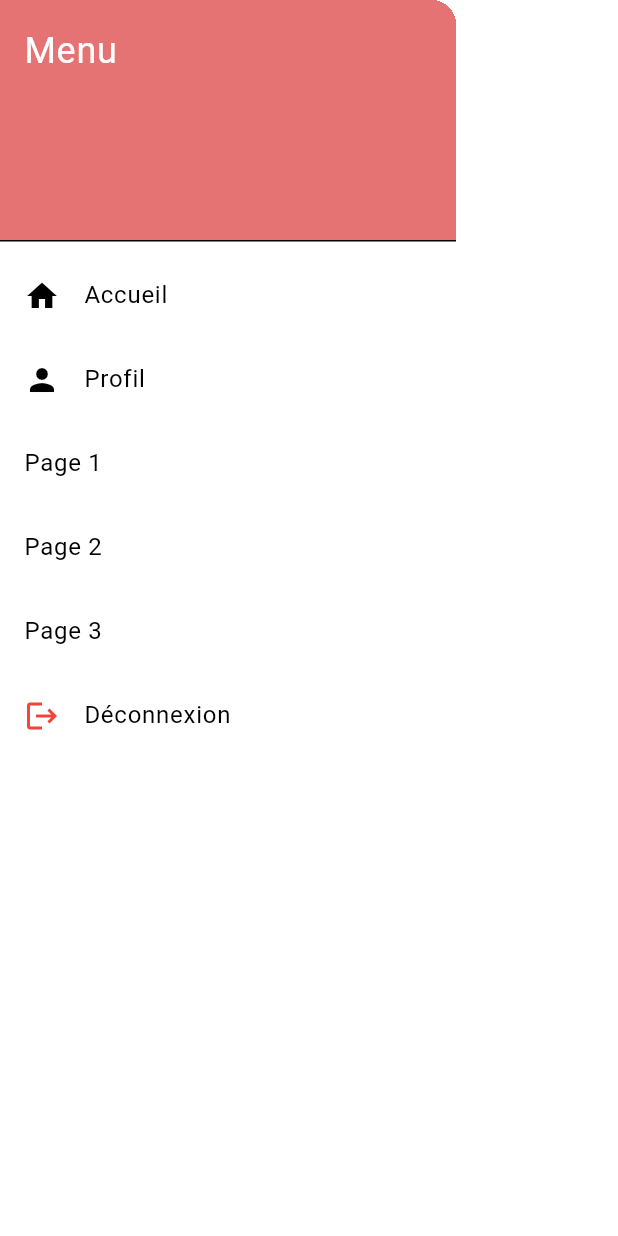
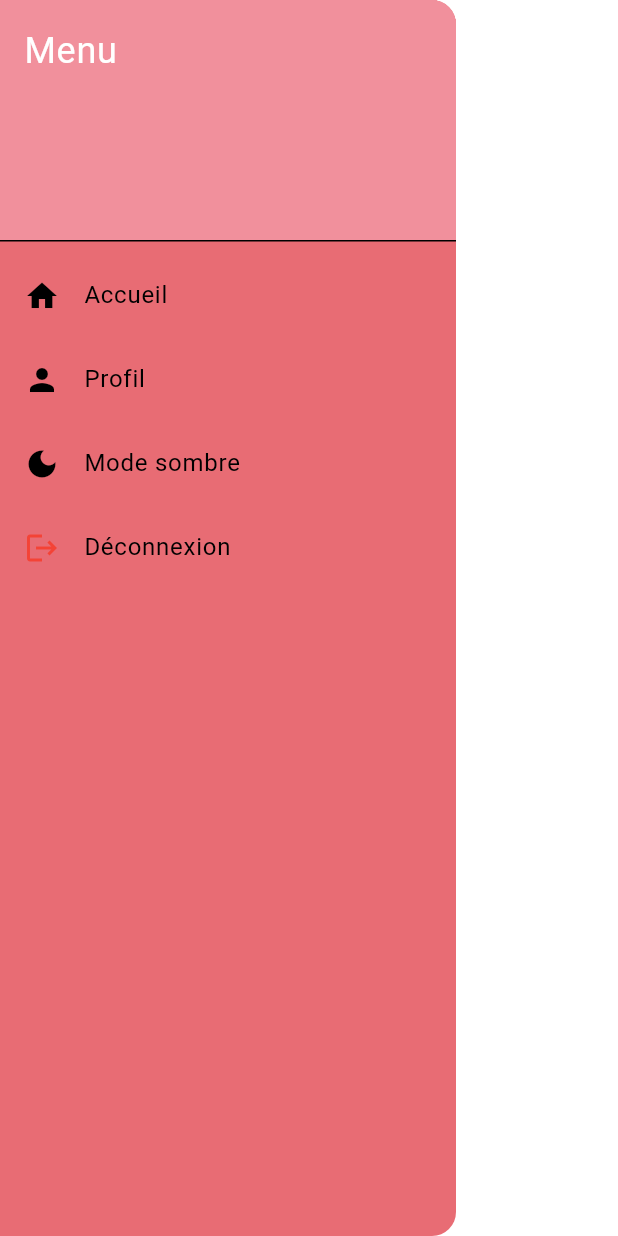
Before and after one commit to ClaudeMarylin/quizz_game, a Flutter app: the MyDrawer widget shown alone on an empty page, opened directly, on a phone screen of 412 x 824 dp. Run offline on Flutter 3.47's test engine with Material 3 defaults, Android fonts, the phone set to English and light mode, and no system bars; our stand-ins replace cloud_firestore, firebase_auth, firebase_core, google_sign_in; accounts and stored records are empty.

Commit message:
Adding the function to log out and rdefining the listTile

```diff
--- a/lib/components/my_drawer.dart
+++ b/lib/components/my_drawer.dart
@@ -1,21 +1,34 @@
 import 'package:flutter/material.dart';
+import 'package:firebase_auth/firebase_auth.dart';
+import 'package:provider/provider.dart';
+import 'package:quizz_game/theme/theme_provider.dart';
+import 'package:quizz_game/components/my_list_tile.dart';
 
 class MyDrawer extends StatelessWidget {
   const MyDrawer({super.key});
 
+  void signUserOut(BuildContext context) {
+    FirebaseAuth.instance.signOut().then((_) {
+      Navigator.pushReplacementNamed(context, "/login");
+    });
+  }
+
   @override
   Widget build(BuildContext context) {
+    final themeProvider = Provider.of<ThemeProvider>(context);
+    final isDarkMode = themeProvider.themeData.brightness == Brightness.dark;
+
     return Drawer(
+      backgroundColor: Theme.of(context).colorScheme.secondary,
       child: ListView(
-        padding: EdgeInsets.zero, // Enlève le padding par défaut
+        padding: EdgeInsets.zero,
         children: [
-          // Ajoute un Header dans le Drawer
           DrawerHeader(
             decoration: BoxDecoration(
-              color: Colors.red[300], // Utilisation de red[300]
+              color: Theme.of(context).colorScheme.tertiary,
             ),
             child: const SizedBox(
-              height: 100, // Remplace cette valeur par la hauteur souhaitée
+              height: 100,
               child: Text(
                 'Menu',
                 style: TextStyle(
@@ -25,84 +38,33 @@ class MyDrawer extends StatelessWidget {
               ),
             ),
           ),
-          ListTile(
-            leading: Icon(Icons.home),
-            title: Text('Accueil')
-          ),
-          ListTile(
-            leading: Icon(Icons.person),
-            title: Text('Profil')
-          ),
-          // Exemple d'item dans le Drawer
-          ListTile(
-            title: const Text('Page 1'),
+          MyListTile(
+            icon: const Icon(Icons.home),
+            text: "Accueil",
             onTap: () {
-              // Rediriger vers une page
-              Navigator.push(
-                context,
-                MaterialPageRoute(builder: (context) => const Page1()),
-              );
+              Navigator.pushReplacementNamed(context, '/home');
             },
           ),
-          ListTile(
-            title: const Text('Page 2'),
+          MyListTile(
+            icon: const Icon(Icons.person),
+            text: "Profil",
+            onTap: () {},
+          ),
+          MyListTile(
+            icon: Icon(isDarkMode ? Icons.light_mode : Icons.dark_mode),
+            text: isDarkMode ? 'Mode clair' : 'Mode sombre',
             onTap: () {
-              // Rediriger vers une autre page
-              Navigator.push(
-                context,
-                MaterialPageRoute(builder: (context) => const Page2()),
-              );
+              themeProvider.toggleTheme();
             },
           ),
-          ListTile(
-            title: const Text('Page 3'),
-            onTap: () {
-              // Rediriger vers une autre page
-              Navigator.push(
-                context,
-                MaterialPageRoute(builder: (context) => const Page2()),
-              );
-            },
+          MyListTile(
+            icon: const Icon(Icons.logout, color: Colors.red),
+            text: "Déconnexion",
+            onTap: () => signUserOut(context), // Passer le contexte ici
           ),
-          // Ajouter d'autres éléments comme tu le souhaites
-
-          const Spacer(), // Pousse l'élément suivant en bas
-
-          ListTile(
-            leading: const Icon(Icons.logout, color: Colors.red),
-            title: const Text('Déconnexion'),
-            onTap: () {
-              // Ajoute ici l'action de déconnexion
-            },
-          ),
-
           const SizedBox(height: 10),
         ],
       ),
     );
   }
 }
-
-class Page1 extends StatelessWidget {
-  const Page1({super.key});
-
-  @override
-  Widget build(BuildContext context) {
-    return Scaffold(
-      appBar: AppBar(title: const Text('Page 1')),
-      body: const Center(child: Text('Contenu de la Page 1')),
-    );
-  }
-}
-
-class Page2 extends StatelessWidget {
-  const Page2({super.key});
-
-  @override
-  Widget build(BuildContext context) {
-    return Scaffold(
-      appBar: AppBar(title: const Text('Page 2')),
-      body: const Center(child: Text('Contenu de la Page 2')),
-    );
-  }
-}
```
